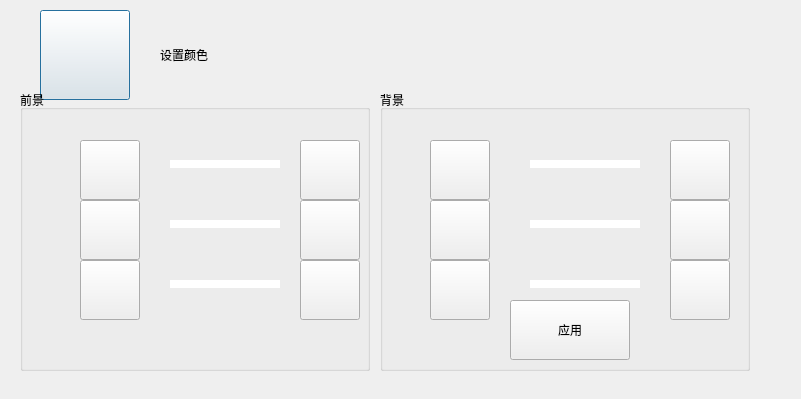
Above: src/XMusic/colordlg.ui from 1028417/XMusic before the change. Below: the same form after it.
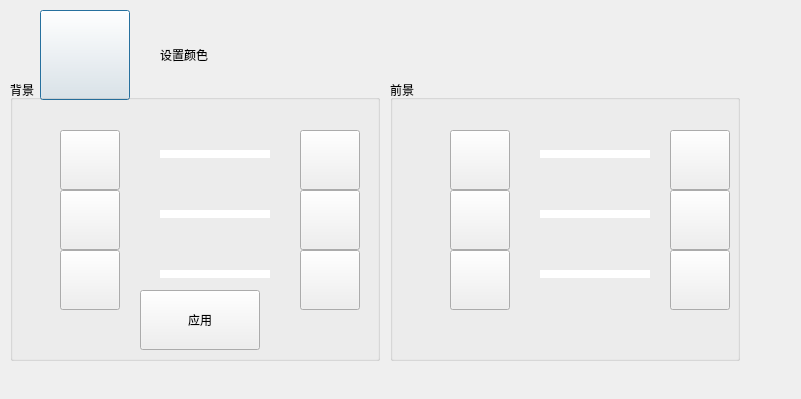
That is the form after the change. Icons and pictures are not drawn. Custom widgets are drawn as their Qt base class.

What changed in the file:
```diff
--- a/src/XMusic/colordlg.ui
+++ b/src/XMusic/colordlg.ui
@@ -57,8 +57,8 @@
   <widget class="QGroupBox" name="groupBkgColor">
    <property name="geometry">
     <rect>
-     <x>380</x>
-     <y>90</y>
+     <x>10</x>
+     <y>80</y>
      <width>370</width>
      <height>281</height>
     </rect>
@@ -350,8 +350,8 @@
   <widget class="QGroupBox" name="groupFontColor">
    <property name="geometry">
     <rect>
-     <x>20</x>
-     <y>90</y>
+     <x>390</x>
+     <y>80</y>
      <width>350</width>
      <height>281</height>
     </rect>
```
